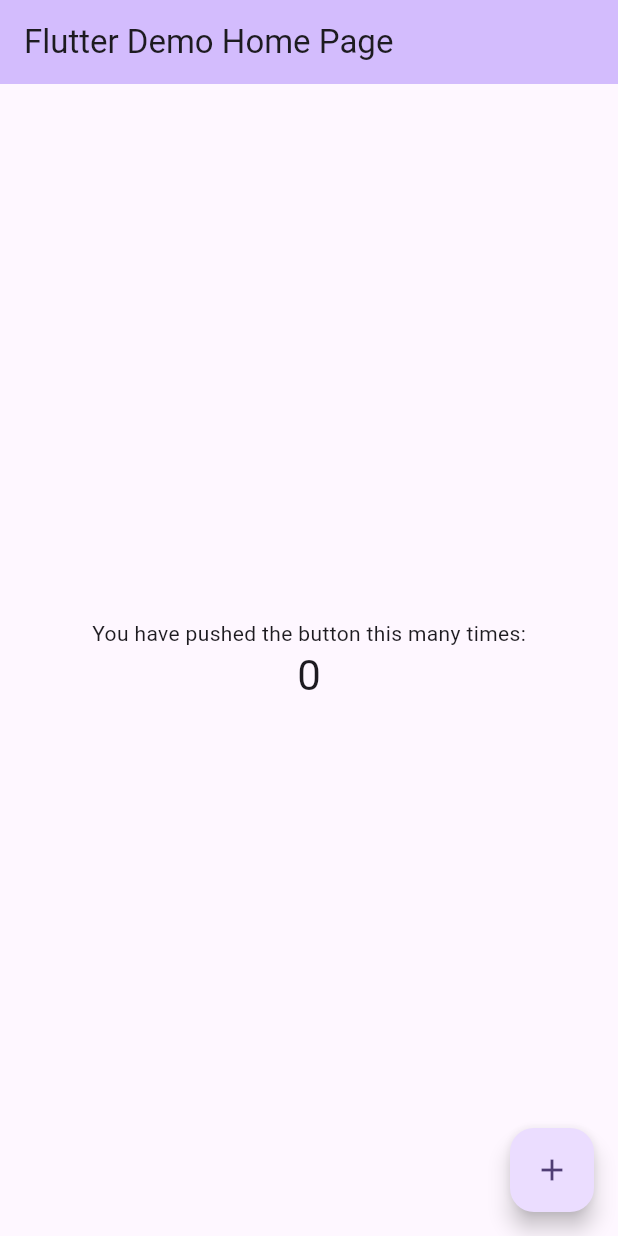
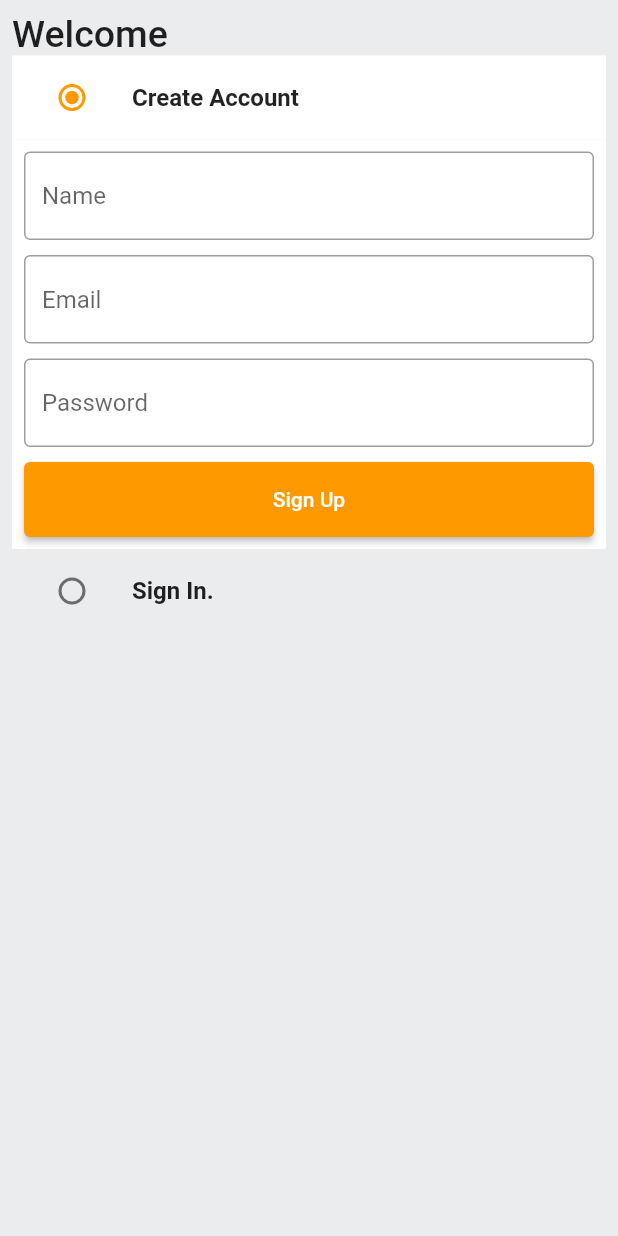
Before and after one commit to arsd-ansari/amazon_clone, a Flutter app: the screen it shows after launch, on a phone screen of 412 x 824 dp. Run offline on Flutter 3.47's test engine with Material 2 defaults, Android fonts, the phone set to English and light mode, and no system bars.

Commit message:
Signin and SignUp ui  completed

```diff
--- /dev/null
+++ b/lib/common/widgets/custom_button.dart
@@ -0,0 +1,17 @@
+import 'package:flutter/material.dart';
+
+class CustomButton extends StatelessWidget {
+  final String text;
+  final VoidCallback onTap;
+  const CustomButton({super.key, required this.text, required this.onTap});
+
+  @override
+  Widget build(BuildContext context) {
+    return ElevatedButton(
+      onPressed: onTap,
+      child: Text(text),
+      style: ElevatedButton.styleFrom(
+          minimumSize: const Size(double.infinity, 50)),
+    );
+  }
+}
--- /dev/null
+++ b/lib/common/widgets/custom_textfield.dart
@@ -0,0 +1,26 @@
+import 'package:flutter/material.dart';
+
+class CustomTextField extends StatefulWidget {
+  final TextEditingController controller;
+  final String hintText;
+  const CustomTextField(
+      {super.key, required this.controller, required this.hintText});
+
+  @override
+  State<CustomTextField> createState() => _CustomTextFieldState();
+}
+
+class _CustomTextFieldState extends State<CustomTextField> {
+  @override
+  Widget build(BuildContext context) {
+    return TextFormField(
+      controller: widget.controller,
+      decoration: InputDecoration(
+          hintText: widget.hintText,
+          border:
+              OutlineInputBorder(borderSide: BorderSide(color: Colors.black38)),
+          enabledBorder: OutlineInputBorder(
+              borderSide: BorderSide(color: Colors.black38))),
+    );
+  }
+}
--- /dev/null
+++ b/lib/constants/global_variables.dart
@@ -0,0 +1,52 @@
+import 'package:flutter/material.dart';
+
+String uri = 'http://<yourip>:3000';
+
+class GlobalVariables {
+  // COLORS
+  static const appBarGradient = LinearGradient(
+    colors: [
+      Color.fromARGB(255, 29, 201, 192),
+      Color.fromARGB(255, 125, 221, 216),
+    ],
+    stops: [0.5, 1.0],
+  );
+
+  static const secondaryColor = Color.fromRGBO(255, 153, 0, 1);
+  static const backgroundColor = Colors.white;
+  static const Color greyBackgroundCOlor = Color(0xffebecee);
+  static var selectedNavBarColor = Colors.cyan[800]!;
+  static const unselectedNavBarColor = Colors.black87;
+
+  // STATIC IMAGES
+  static const List<String> carouselImages = [
+    'https://images-eu.ssl-images-amazon.com/images/G/31/img21/Wireless/WLA/TS/D37847648_Accessories_savingdays_Jan22_Cat_PC_1500.jpg',
+    'https://images-eu.ssl-images-amazon.com/images/G/31/img2021/Vday/bwl/English.jpg',
+    'https://images-eu.ssl-images-amazon.com/images/G/31/img22/Wireless/AdvantagePrime/BAU/14thJan/D37196025_IN_WL_AdvantageJustforPrime_Jan_Mob_ingress-banner_1242x450.jpg',
+    'https://images-na.ssl-images-amazon.com/images/G/31/Symbol/2020/00NEW/1242_450Banners/PL31_copy._CB432483346_.jpg',
+    'https://images-na.ssl-images-amazon.com/images/G/31/img21/shoes/September/SSW/pc-header._CB641971330_.jpg',
+  ];
+
+  static const List<Map<String, String>> categoryImages = [
+    {
+      'title': 'Mobiles',
+      'image': 'assets/images/mobiles.jpeg',
+    },
+    {
+      'title': 'Essentials',
+      'image': 'assets/images/essentials.jpeg',
+    },
+    {
+      'title': 'Appliances',
+      'image': 'assets/images/appliances.jpeg',
+    },
+    {
+      'title': 'Books',
+      'image': 'assets/images/books.jpeg',
+    },
+    {
+      'title': 'Fashion',
+      'image': 'assets/images/fashion.jpeg',
+    },
+  ];
+}
--- /dev/null
+++ b/lib/features/auth/screens/auth_screen.dart
@@ -0,0 +1,150 @@
+import 'package:amazon_clone/common/widgets/custom_button.dart';
+import 'package:amazon_clone/common/widgets/custom_textfield.dart';
+import 'package:amazon_clone/constants/global_variables.dart';
+import 'package:flutter/material.dart';
+
+enum Auth { signin, signup }
+
+class AuthScreen extends StatefulWidget {
+  static const String routeName = '/auth-screen';
+  const AuthScreen({super.key});
+
+  @override
+  State<AuthScreen> createState() => _AuthScreenState();
+}
+
+class _AuthScreenState extends State<AuthScreen> {
+  Auth _auth = Auth.signup;
+  final _signUpFormKey = GlobalKey<FormState>();
+  final _signInFormKey = GlobalKey<FormState>();
+  TextEditingController _emailController = TextEditingController();
+  TextEditingController _passwordController = TextEditingController();
+  TextEditingController _nameController = TextEditingController();
+
+  @override
+  void dispose() {
+    _emailController.dispose();
+    _passwordController.dispose();
+    _nameController.dispose();
+    super.dispose();
+  }
+
+  @override
+  Widget build(BuildContext context) {
+    return Scaffold(
+      backgroundColor: GlobalVariables.greyBackgroundCOlor,
+      body: SafeArea(
+          child: Padding(
+        padding: const EdgeInsets.all(8.0),
+        child: Column(
+          crossAxisAlignment: CrossAxisAlignment.start,
+          children: [
+            const Text(
+              'Welcome',
+              style: TextStyle(fontSize: 25, fontWeight: FontWeight.w500),
+            ),
+            ListTile(
+              tileColor:
+                  _auth == Auth.signup ? GlobalVariables.backgroundColor : null,
+              title: const Text(
+                "Create Account",
+                style: TextStyle(fontWeight: FontWeight.bold),
+              ),
+              leading: Radio(
+                  activeColor: GlobalVariables.secondaryColor,
+                  value: Auth.signup,
+                  groupValue: _auth,
+                  onChanged: (Auth? val) {
+                    if (val != null) {
+                      setState(() {
+                        _auth = val;
+                      });
+                    }
+                  }),
+            ),
+            Visibility(
+                visible: _auth == Auth.signup,
+                child: Container(
+                  padding: const EdgeInsets.all(8),
+                  color: GlobalVariables.backgroundColor,
+                  child: Form(
+                      key: _signUpFormKey,
+                      child: Column(
+                        children: [
+                          CustomTextField(
+                            controller: _nameController,
+                            hintText: 'Name',
+                          ),
+                          const SizedBox(
+                            height: 10,
+                          ),
+                          CustomTextField(
+                            controller: _emailController,
+                            hintText: 'Email',
+                          ),
+                          const SizedBox(
+                            height: 10,
+                          ),
+                          CustomTextField(
+                            controller: _passwordController,
+                            hintText: 'Password',
+                          ),
+                          const SizedBox(
+                            height: 10,
+                          ),
+                          CustomButton(text: 'Sign Up', onTap: () {})
+                        ],
+                      )),
+                )),
+            ListTile(
+              tileColor:
+                  _auth == Auth.signin ? GlobalVariables.backgroundColor : null,
+              title: const Text(
+                "Sign In.",
+                style: TextStyle(fontWeight: FontWeight.bold),
+              ),
+              leading: Radio(
+                  activeColor: GlobalVariables.secondaryColor,
+                  value: Auth.signin,
+                  groupValue: _auth,
+                  onChanged: (Auth? val) {
+                    if (val != null) {
+                      setState(() {
+                        _auth = val;
+                      });
+                    }
+                  }),
+            ),
+            Visibility(
+                visible: _auth == Auth.signin,
+                child: Container(
+                  padding: const EdgeInsets.all(8),
+                  color: GlobalVariables.backgroundColor,
+                  child: Form(
+                      key: _signUpFormKey,
+                      child: Column(
+                        children: [
+                          CustomTextField(
+                            controller: _emailController,
+                            hintText: 'Email',
+                          ),
+                          const SizedBox(
+                            height: 10,
+                          ),
+                          CustomTextField(
+                            controller: _passwordController,
+                            hintText: 'Password',
+                          ),
+                          const SizedBox(
+                            height: 10,
+                          ),
+                          CustomButton(text: 'Sign In', onTap: () {})
+                        ],
+                      )),
+                )),
+          ],
+        ),
+      )),
+    );
+  }
+}
--- a/lib/main.dart
+++ b/lib/main.dart
@@ -1,3 +1,6 @@
+import 'package:amazon_clone/constants/global_variables.dart';
+import 'package:amazon_clone/features/auth/screens/auth_screen.dart';
+import 'package:amazon_clone/router.dart';
 import 'package:flutter/material.dart';
 
 void main() {
@@ -11,115 +14,14 @@ class MyApp extends StatelessWidget {
   @override
   Widget build(BuildContext context) {
     return MaterialApp(
-      title: 'Flutter Demo',
-      theme: ThemeData(
-        // This is the theme of your application.
-        //
-        // TRY THIS: Try running your application with "flutter run". You'll see
-        // the application has a blue toolbar. Then, without quitting the app,
-        // try changing the seedColor in the colorScheme below to Colors.green
-        // and then invoke "hot reload" (save your changes or press the "hot
-        // reload" button in a Flutter-supported IDE, or press "r" if you used
-        // the command line to start the app).
-        //
-        // Notice that the counter didn't reset back to zero; the application
-        // state is not lost during the reload. To reset the state, use hot
-        // restart instead.
-        //
-        // This works for code too, not just values: Most code changes can be
-        // tested with just a hot reload.
-        colorScheme: ColorScheme.fromSeed(seedColor: Colors.deepPurple),
-        useMaterial3: true,
-      ),
-      home: const MyHomePage(title: 'Flutter Demo Home Page'),
-    );
+        title: 'Flutter Demo',
+        theme: ThemeData(
+            scaffoldBackgroundColor: GlobalVariables.backgroundColor,
+            colorScheme: const ColorScheme.light(
+                primary: GlobalVariables.secondaryColor),
+            appBarTheme: const AppBarTheme(
+                elevation: 0, iconTheme: IconThemeData(color: Colors.black))),
+        onGenerateRoute: (settings) => generateRoute(settings),
+        home: AuthScreen());
   }
 }
-
-class MyHomePage extends StatefulWidget {
-  const MyHomePage({super.key, required this.title});
-
-  // This widget is the home page of your application. It is stateful, meaning
-  // that it has a State object (defined below) that contains fields that affect
-  // how it looks.
-
-  // This class is the configuration for the state. It holds the values (in this
-  // case the title) provided by the parent (in this case the App widget) and
-  // used by the build method of the State. Fields in a Widget subclass are
-  // always marked "final".
-
-  final String title;
-
-  @override
-  State<MyHomePage> createState() => _MyHomePageState();
-}
-
-class _MyHomePageState extends State<MyHomePage> {
-  int _counter = 0;
-
-  void _incrementCounter() {
-    setState(() {
-      // This call to setState tells the Flutter framework that something has
-      // changed in this State, which causes it to rerun the build method below
-      // so that the display can reflect the updated values. If we changed
-      // _counter without calling setState(), then the build method would not be
-      // called again, and so nothing would appear to happen.
-      _counter++;
-    });
-  }
-
-  @override
-  Widget build(BuildContext context) {
-    // This method is rerun every time setState is called, for instance as done
-    // by the _incrementCounter method above.
-    //
-    // The Flutter framework has been optimized to make rerunning build methods
-    // fast, so that you can just rebuild anything that needs updating rather
-    // than having to individually change instances of widgets.
-    return Scaffold(
-      appBar: AppBar(
-        // TRY THIS: Try changing the color here to a specific color (to
-        // Colors.amber, perhaps?) and trigger a hot reload to see the AppBar
-        // change color while the other colors stay the same.
-        backgroundColor: Theme.of(context).colorScheme.inversePrimary,
-        // Here we take the value from the MyHomePage object that was created by
-        // the App.build method, and use it to set our appbar title.
-        title: Text(widget.title),
-      ),
-      body: Center(
-        // Center is a layout widget. It takes a single child and positions it
-        // in the middle of the parent.
-        child: Column(
-          // Column is also a layout widget. It takes a list of children and
-          // arranges them vertically. By default, it sizes itself to fit its
-          // children horizontally, and tries to be as tall as its parent.
-          //
-          // Column has various properties to control how it sizes itself and
-          // how it positions its children. Here we use mainAxisAlignment to
-          // center the children vertically; the main axis here is the vertical
-          // axis because Columns are vertical (the cross axis would be
-          // horizontal).
-          //
-          // TRY THIS: Invoke "debug painting" (choose the "Toggle Debug Paint"
-          // action in the IDE, or press "p" in the console), to see the
-          // wireframe for each widget.
-          mainAxisAlignment: MainAxisAlignment.center,
-          children: <Widget>[
-            const Text(
-              'You have pushed the button this many times:',
-            ),
-            Text(
-              '$_counter',
-              style: Theme.of(context).textTheme.headlineMedium,
-            ),
-          ],
-        ),
-      ),
-      floatingActionButton: FloatingActionButton(
-        onPressed: _incrementCounter,
-        tooltip: 'Increment',
-        child: const Icon(Icons.add),
-      ), // This trailing comma makes auto-formatting nicer for build methods.
-    );
-  }
-}
--- /dev/null
+++ b/lib/router.dart
@@ -0,0 +1,18 @@
+import 'package:amazon_clone/features/auth/screens/auth_screen.dart';
+import 'package:flutter/material.dart';
+
+Route<dynamic> generateRoute(RouteSettings settings) {
+  switch (settings.name) {
+    case AuthScreen.routeName:
+      return MaterialPageRoute(
+          settings: settings, builder: (_) => const AuthScreen());
+    default:
+      return MaterialPageRoute(
+          settings: settings,
+          builder: (_) => const Scaffold(
+                body: Center(
+                  child: Text('Wrong Route'),
+                ),
+              ));
+  }
+}
```
